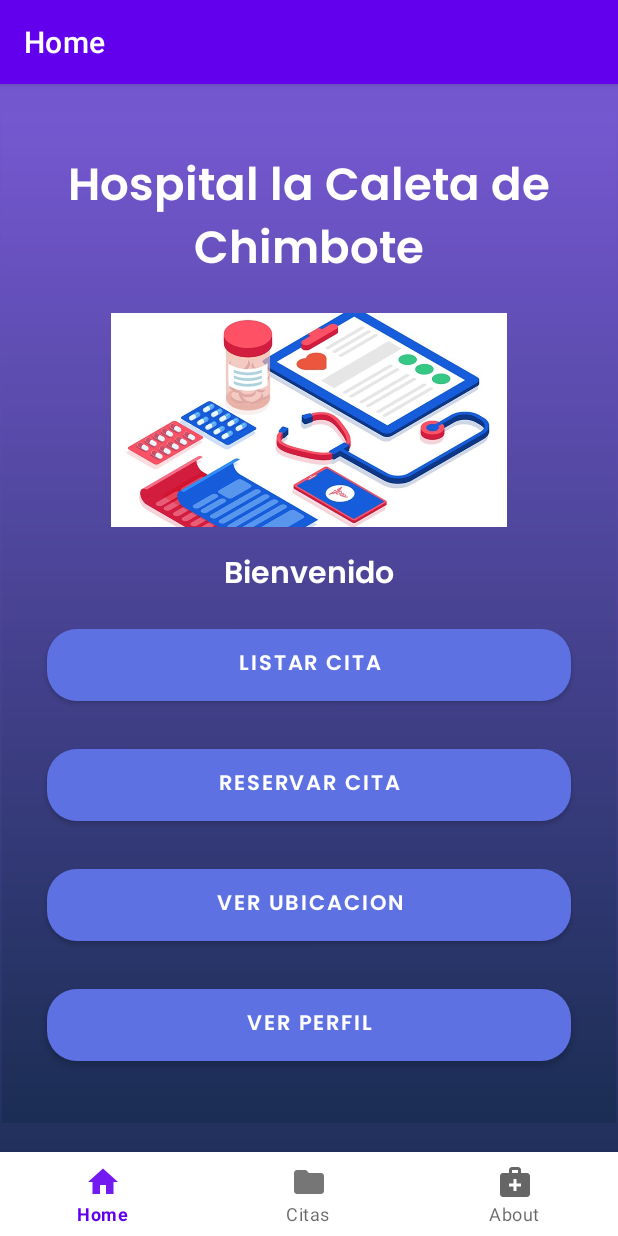
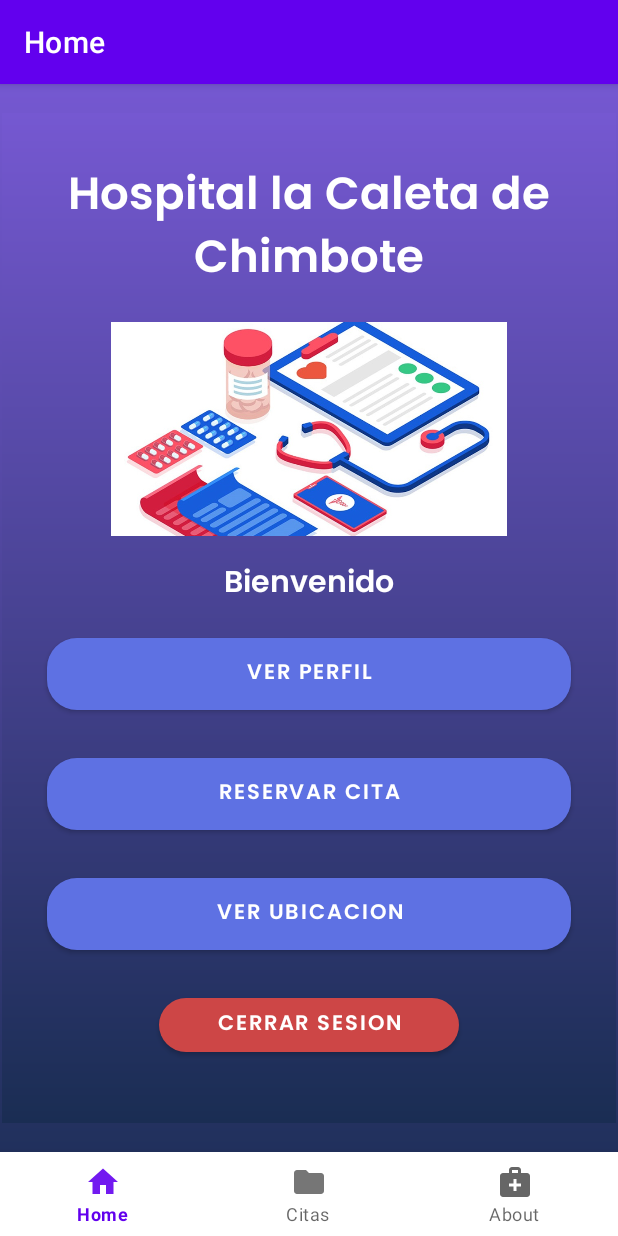
Before and after one commit to SergioAvalosH/Citas-Medicas, an Android app: the PacienteActivity screen opened directly, with no data from a screen before it, on a phone screen of 412 x 824 dp. Run offline under Robolectric (Android 15) with nearby library versions, the phone set to English and light mode, and no system bars; our stand-ins replace Firebase (no records; nobody signed in at launch, a user with empty details on screens opened directly), navigation-ui.

Commit message:
Hice unos cuantos cambis

```diff
--- a/app/src/main/java/com/recyclerview/app_citas_medicas/view/ui/activity/PacienteActivity.kt
+++ b/app/src/main/java/com/recyclerview/app_citas_medicas/view/ui/activity/PacienteActivity.kt
@@ -40,9 +40,8 @@ class PacienteActivity : AppCompatActivity(){
         }
 
         // Para ir a la cita
-        ListarCitaPaciente.setOnClickListener{
-            val intent = Intent(this, ListarCitas::class.java)
-            intent.putExtra("dni", mensajeBienvenidaDNI.text.toString())
+        btnCerrarSesion.setOnClickListener{
+            val intent = Intent(this, MainActivity::class.java)
             startActivity(intent)
         }
 
--- a/app/src/main/res/layout/activity_crear_cita.xml
+++ b/app/src/main/res/layout/activity_crear_cita.xml
@@ -124,11 +124,10 @@
             android:layout_height="wrap_content"
             android:layout_gravity="center"
             android:layout_weight="1"
-            android:background="#870900"
             android:fontFamily="@font/poppins_semibold"
             android:text="Volver a menu"
             android:textStyle="bold"
-            app:backgroundTint="#870909" />
+            app:backgroundTint="#CD4646" />
     </LinearLayout>
 
 
--- a/app/src/main/res/layout/fragment_home.xml
+++ b/app/src/main/res/layout/fragment_home.xml
@@ -54,17 +54,15 @@
             android:layout_width="match_parent"
             android:layout_height="wrap_content"
             android:orientation="vertical">
-
             <Button
-                android:id="@+id/ListarCitaPaciente"
+                android:id="@+id/verPerfil"
                 android:layout_width="match_parent"
                 android:layout_height="60dp"
                 android:layout_margin="10dp"
+                android:text="Ver Perfil"
                 android:fontFamily="@font/poppins_semibold"
                 app:backgroundTint="@color/f_letra"
-                android:text="Listar cita"
-                app:cornerRadius="20dp" />
-
+                app:cornerRadius="20dp"/>
             <Button
                 android:id="@+id/crearCitaPaciente"
                 android:layout_width="match_parent"
@@ -74,7 +72,6 @@
                 android:text="Reservar cita"
                 app:backgroundTint="@color/f_letra"
                 app:cornerRadius="20dp" />
-
             <Button
                 android:id="@+id/verUbicacionHospital"
                 android:layout_width="match_parent"
@@ -84,16 +81,17 @@
                 android:fontFamily="@font/poppins_semibold"
                 app:backgroundTint="@color/f_letra"
                 app:cornerRadius="20dp"/>
+            <Button
+                android:id="@+id/btnCerrarSesion"
+                android:layout_width="200dp"
+                android:layout_gravity="center"
+                android:layout_height="wrap_content"
+                android:layout_margin="10dp"
+                android:fontFamily="@font/poppins_semibold"
+                android:text="Cerrar Sesion"
+                app:backgroundTint="#CD4646"
+                app:cornerRadius="20dp" />
 
-            <Button
-                android:id="@+id/verPerfil"
-                android:layout_width="match_parent"
-                android:layout_height="60dp"
-                android:layout_margin="10dp"
-                android:text="Ver Perfil"
-                android:fontFamily="@font/poppins_semibold"
-                app:backgroundTint="@color/f_letra"
-                app:cornerRadius="20dp"/>
         </LinearLayout>
     </LinearLayout>
 </FrameLayout>
```
